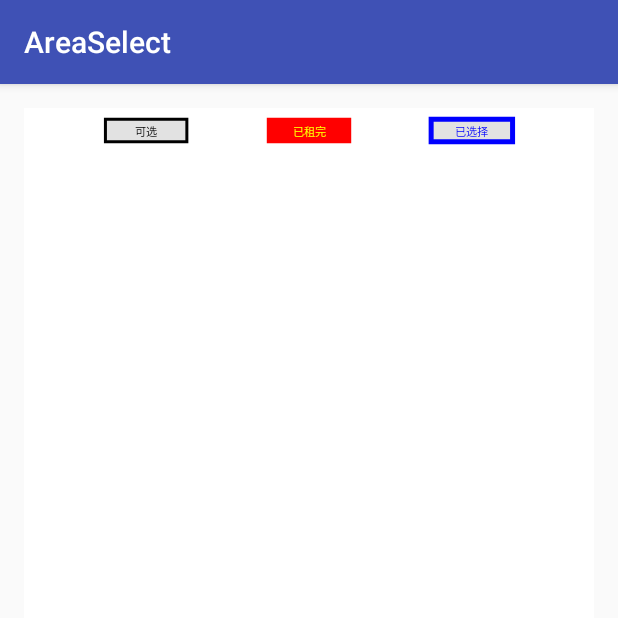
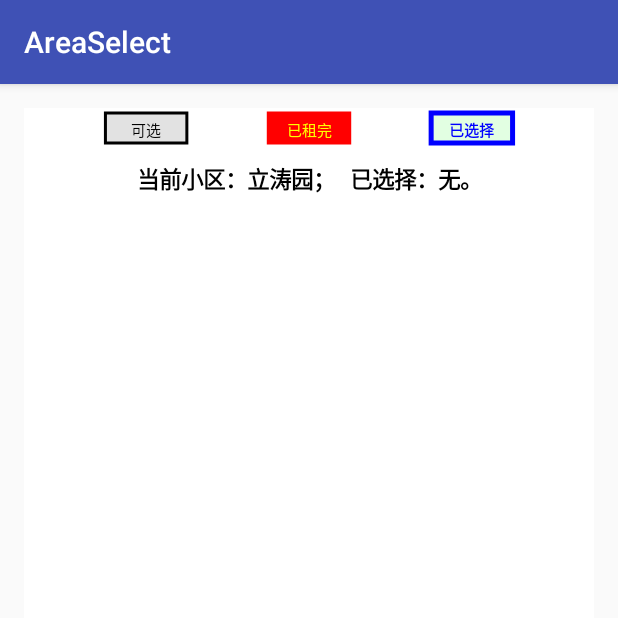
Before and after one commit to zhangle05/AreaSelect, an Android app: the screen it shows after launch (MainActivity), on a phone screen of 412 x 824 dp, the top half of it. Run offline under Robolectric (Android 15) with nearby library versions, the phone set to English and light mode, and no system bars.

Commit message:
Draw extra info on community graph.

```diff
--- a/AreaSelect/src/main/java/org/aiit/shapemodel/BuildingSiteShape.java
+++ b/AreaSelect/src/main/java/org/aiit/shapemodel/BuildingSiteShape.java
@@ -15,6 +15,8 @@ public class BuildingSiteShape extends AbstractShape {
     private Paint textPaint;
     private Paint boundPaint;
     private Typeface textFont;
+    private Typeface selectedTextFont;
+    private RectF drawRect;
 
     public BuildingSiteShape(String id) {
         super(id);
@@ -26,6 +28,7 @@ public class BuildingSiteShape extends AbstractShape {
         textPaint = new Paint();
         textPaint.setColor(Color.BLACK);
         textFont = Typeface.create("黑体", Typeface.NORMAL);
+        selectedTextFont = Typeface.create("黑体", Typeface.BOLD);
         textPaint.setTypeface(textFont);
     }
 
@@ -36,12 +39,11 @@ public class BuildingSiteShape extends AbstractShape {
 
     @Override
     public void draw(Canvas canvas, Matrix transform) {
-        RectF r = new RectF(super.bound);
+        drawRect = new RectF(super.bound);
         if (transform != null) {
-            transform.mapRect(r);
+            transform.mapRect(drawRect);
         }
         // draw bound
-        canvas.drawRect(r, defaultPaint);
         if (!this.available) {
             boundPaint.setColor(Color.RED);
             boundPaint.setStyle(Paint.Style.FILL_AND_STROKE);
@@ -50,19 +52,36 @@ public class BuildingSiteShape extends AbstractShape {
             boundPaint.setColor(Color.BLUE);
             boundPaint.setStrokeWidth(5);
             textPaint.setColor(Color.BLUE);
+            textPaint.setTypeface(selectedTextFont);
+            defaultPaint.setColor(Color.parseColor("#e2FFe2"));
         } else {
             boundPaint.setColor(Color.BLACK);
             boundPaint.setStrokeWidth(3);
             textPaint.setColor(Color.BLACK);
+            textPaint.setTypeface(textFont);
+            defaultPaint.setColor(Color.parseColor("#e2e2e2"));
         }
-        canvas.drawRect(r, boundPaint);
+        canvas.drawRect(drawRect, defaultPaint);
+        canvas.drawRect(drawRect, boundPaint);
 
         // draw name
-        float textSize = super.bound.height() / 2 * (r.width() / super.bound.width());
+        float textSize = super.bound.height() / 2 * (drawRect.width() / super.bound.width());
         textPaint.setTextSize(textSize);
         float txtWidth = textPaint.measureText(super.name);
-        float x = r.left + (r.width() - txtWidth) / 2;
-        float y = r.bottom - (r.height() - textSize) / 2;
+        float x = drawRect.left + (drawRect.width() - txtWidth) / 2;
+        float y = drawRect.bottom - (drawRect.height() - textSize) / 2;
         canvas.drawText(super.name, x, y, textPaint);
     }
+
+    @Override
+    public boolean onSingleTap(float x, float y) {
+        if (!this.available || !this.selectable || drawRect == null) {
+            return false;
+        }
+        if (drawRect.contains(x, y)) {
+            this.selected = !this.selected;
+            return true;
+        }
+        return false;
+    }
 }
--- a/AreaSelect/src/main/java/org/aiit/shapemodel/CommunityShape.java
+++ b/AreaSelect/src/main/java/org/aiit/shapemodel/CommunityShape.java
@@ -2,10 +2,12 @@ package org.aiit.shapemodel;
 
 import android.graphics.Bitmap;
 import android.graphics.Canvas;
+import android.graphics.Color;
 import android.graphics.Matrix;
 import android.graphics.Paint;
 import android.graphics.Rect;
 import android.graphics.RectF;
+import android.graphics.Typeface;
 import android.os.Handler;
 
 import org.json.JSONArray;
@@ -17,6 +19,7 @@ import java.util.List;
 import java.util.UUID;
 
 public class CommunityShape extends AbstractShape {
+    private Paint infoPaint;
     private Bitmap bgBitmap;
     private String bgImageUrl;
     private float bgScale = 0;
@@ -26,6 +29,10 @@ public class CommunityShape extends AbstractShape {
 
     public CommunityShape(String id) {
         super(id);
+        infoPaint = new Paint();
+        infoPaint.setColor(Color.BLACK);
+        Typeface infoFont = Typeface.create("黑体", Typeface.BOLD);
+        infoPaint.setTypeface(infoFont);
     }
 
     public String getBgImageUrl() {
@@ -108,8 +115,8 @@ public class CommunityShape extends AbstractShape {
         if (legendList == null) {
             legendList = new ArrayList<BuildingSiteShape>();
             float width = bound.width() / 7;
-            float height = bound.height() / 2;
-            float top = bound.top + bound.height() / 4;
+            float height = bound.height() / 1.5F;
+            float top = bound.top + 5;
 
             BuildingSiteShape available = new BuildingSiteShape(UUID.randomUUID().toString());
             available.setName("可选");
@@ -136,4 +143,45 @@ public class CommunityShape extends AbstractShape {
         }
     }
 
+    @Override
+    public void drawInfo(Canvas canvas, RectF bound) {
+        AbstractShape selected = this.getSelectedShape();
+        String info = "当前小区：" + name + "；   已选择：";
+        if (selected == null) {
+            info += "无。";
+        } else {
+            info += selected.name + "。";
+        }
+        float txtSize = bound.height() / 2;
+        infoPaint.setTextSize(txtSize);
+        float txtWidth = infoPaint.measureText(info);
+        float x = bound.left + (bound.width() - txtWidth) / 2;
+        float y = bound.bottom - (bound.height() - txtSize) / 2;
+
+        canvas.drawText(info, x, y, infoPaint);
+    }
+
+    @Override
+    public AbstractShape getSelectedShape() {
+        for (BuildingSiteShape s : buildingSiteShapeList) {
+            if (s.selected) {
+                return s;
+            }
+        }
+        return null;
+    }
+
+    @Override
+    public boolean onSingleTap(float x, float y) {
+        for (BuildingSiteShape s : buildingSiteShapeList) {
+            s.setSelected(false);
+        }
+        for (BuildingSiteShape s : buildingSiteShapeList) {
+            if (s.onSingleTap(x, y)) {
+                return true;
+            }
+        }
+        return false;
+    }
+
 }
--- a/AreaSelect/src/main/java/org/aiit/widgets/AreaSelectView.java
+++ b/AreaSelect/src/main/java/org/aiit/widgets/AreaSelectView.java
@@ -5,7 +5,6 @@ import android.animation.TypeEvaluator;
 import android.animation.ValueAnimator;
 import android.content.Context;
 import android.content.res.TypedArray;
-import android.graphics.Bitmap;
 import android.graphics.Canvas;
 import android.graphics.Color;
 import android.graphics.Matrix;
@@ -13,7 +12,6 @@ import android.graphics.Paint;
 import android.graphics.Point;
 import android.graphics.Rect;
 import android.graphics.RectF;
-import android.os.Handler;
 import android.util.AttributeSet;
 import android.util.Log;
 import android.view.GestureDetector;
@@ -26,20 +24,17 @@ import org.aiit.views.areaselect.R;
 
 import org.aiit.shapemodel.AbstractShape;
 
-import java.util.ArrayList;
-import java.util.Collections;
-
 public class AreaSelectView extends View {
     private final boolean DEBUG = false;
-
+    private AbstractShape rootShape;
+    private RectF headRect;
+    private RectF infoRect;
     Paint paint = new Paint();
-    private AbstractShape rootShape;
-
     Matrix matrix = new Matrix();
-
+    float xScale1 = 1;
+    float yScale1 = 1;
     int lastX;
     int lastY;
-
     /**
      * 整个画布的宽度
      */
@@ -49,17 +44,6 @@ public class AreaSelectView extends View {
      * 整个画布的高度
      */
     int canvasHeight;
-
-    /**
-     * 荧幕高度
-     */
-    float screenHeight;
-
-    /**
-     * 荧幕最小宽度
-     */
-    int defaultScreenWidth;
-
     /**
      * 标识是否正在缩放
      */
@@ -70,39 +54,21 @@ public class AreaSelectView extends View {
      * 是否是第一次缩放
      */
     boolean firstScale = true;
-
-    Paint headPaint;
-    Bitmap headBitmap;
-    RectF headRect;
-    int txt_color;
-
     boolean isOnClick;
-
     private int downX, downY;
     private boolean pointer;
-
     /**
-     * 顶部高度,可选,已选,已售区域的高度
+     * 顶部图例高度
      */
     float headHeight;
-    Paint pathPaint;
-    RectF rectF;
-
     /**
      * 头部下面横线的高度
      */
     int borderHeight = 1;
-    Paint redBorderPaint;
-
     /**
-     * 座位图片的宽度
+     * 信息区高度
      */
-    private int seatWidth;
-
-    /**
-     * 座位图片的高度
-     */
-    private int seatHeight;
+    float infoHeight;
 
     public AreaSelectView(Context context) {
         super(context);
@@ -115,7 +81,6 @@ public class AreaSelectView extends View {
 
     private void init(Context context,AttributeSet attrs){
         TypedArray typedArray = context.obtainStyledAttributes(attrs, R.styleable.AreaSelectView);
-        txt_color=typedArray.getColor(R.styleable.AreaSelectView_txt_color,Color.WHITE);
         typedArray.recycle();
     }
 
@@ -129,40 +94,11 @@ public class AreaSelectView extends View {
         super.onMeasure(widthMeasureSpec, heightMeasureSpec);
     }
 
-    float xScale1 = 1;
-    float yScale1 = 1;
-
     private void init() {
-        defaultScreenWidth = (int) dip2Px(80);
-
-        seatHeight= (int) (40*yScale1);
-        seatWidth= (int) (40*xScale1);
-
         paint.setColor(Color.RED);
-
-        screenHeight = dip2Px(20);
+        infoHeight = dip2Px(30);
         headHeight = dip2Px(30);
-
-        headPaint = new Paint();
-        headPaint.setStyle(Paint.Style.FILL);
-        headPaint.setTextSize(24);
-        headPaint.setColor(Color.WHITE);
-        headPaint.setAntiAlias(true);
-
-        pathPaint = new Paint(Paint.ANTI_ALIAS_FLAG);
-        pathPaint.setStyle(Paint.Style.FILL);
-        pathPaint.setColor(Color.parseColor("#e2e2e2"));
-
-        redBorderPaint = new Paint();
-        redBorderPaint.setAntiAlias(true);
-        redBorderPaint.setColor(Color.RED);
-        redBorderPaint.setStyle(Paint.Style.STROKE);
-        redBorderPaint.setStrokeWidth(getResources().getDisplayMetrics().density * 1);
-
-        rectF = new RectF();
-
-        matrix.postTranslate(0, headHeight + screenHeight + borderHeight);
-
+        matrix.postTranslate(0, headHeight + infoHeight + borderHeight);
     }
     @Override
     protected void onLayout(boolean changed, int l, int t, int r, int b) {
@@ -211,7 +147,11 @@ public class AreaSelectView extends View {
             if (headRect == null) {
                 headRect = new RectF(0, 0, canvas.getWidth(), headHeight);
             }
+            if (infoRect == null) {
+                infoRect = new RectF(0, headHeight + borderHeight, canvas.getWidth(), headHeight + borderHeight + infoHeight);
+            }
             rootShape.drawLegend(canvas, headRect);
+            rootShape.drawInfo(canvas, infoRect);
         }
         if (DEBUG) {
             long drawTime = System.currentTimeMillis() - startTime;
@@ -258,58 +198,13 @@ public class AreaSelectView extends View {
                 if ((downDX > 10 || downDY > 10) && !pointer) {
                     autoScroll();
                 }
-
                 break;
         }
         isOnClick = false;
         lastY = y;
         lastX = x;
-
         return true;
     }
-//
-//    Bitmap drawHeadInfo() {
-//        String txt = "已售";
-//        float txtY = getBaseLine(headPaint, 0, headHeight);
-//        int txtWidth = (int) headPaint.measureText(txt);
-//        float spacing = dip2Px(10);
-//        float spacing1 = dip2Px(5);
-//        float y = (headHeight - 40) / 2;
-//
-//        float width = 40 + spacing1 + txtWidth + spacing + 40 + txtWidth + spacing1 + spacing + 40 + spacing1 + txtWidth;
-//        Bitmap bitmap = Bitmap.createBitmap(getWidth(), (int) headHeight, Bitmap.Config.ARGB_8888);
-//
-//        Canvas canvas = new Canvas(bitmap);
-//
-//        //绘制背景
-//        canvas.drawRect(0, 0, getWidth(), headHeight, headPaint);
-//        headPaint.setColor(Color.BLACK);
-//
-//        float startX = (getWidth() - width) / 2;
-//        tempMatrix.setScale(xScale1,yScale1);
-//        tempMatrix.postTranslate(startX,(headHeight - seatHeight) / 2);
-////        canvas.drawBitmap(seatBitmap, tempMatrix, headPaint);
-//        canvas.drawText("可选", startX + seatWidth + spacing1, txtY, headPaint);
-//
-////        float soldSeatBitmapY = startX + seatBitmap.getWidth() + spacing1 + txtWidth + spacing;
-//        tempMatrix.setScale(xScale1,yScale1);
-////        tempMatrix.postTranslate(soldSeatBitmapY,(headHeight - seatHeight) / 2);
-////        canvas.drawBitmap(seatSoldBitmap, tempMatrix, headPaint);
-////        canvas.drawText("已租完", soldSeatBitmapY + seatWidth + spacing1, txtY, headPaint);
-//
-////        float checkedSeatBitmapX = soldSeatBitmapY + seatSoldBitmap.getWidth() + spacing1 + txtWidth + spacing;
-//        tempMatrix.setScale(xScale1,yScale1);
-////        tempMatrix.postTranslate(checkedSeatBitmapX,y);
-////        canvas.drawBitmap(checkedSeatBitmap, tempMatrix, headPaint);
-////        canvas.drawText("已选", checkedSeatBitmapX + spacing1 + seatWidth, txtY, headPaint);
-//
-//        //绘制分割线
-//        headPaint.setStrokeWidth(1);
-//        headPaint.setColor(Color.GRAY);
-//        canvas.drawLine(0, headHeight, getWidth(), headHeight, headPaint);
-//        return bitmap;
-//
-//    }
 
     Matrix tempMatrix = new Matrix();
 
@@ -365,7 +260,7 @@ public class AreaSelectView extends View {
 
         }
 
-        float startYPosition = screenHeight * scaleY + headHeight + borderHeight;
+        float startYPosition = infoHeight * scaleY + headHeight + borderHeight;
 
         //处理上下滑动
         if (currentSeatBitmapHeight+headHeight < getHeight()) {
@@ -411,18 +306,6 @@ public class AreaSelectView extends View {
         }
     }
 
-    Handler handler = new Handler();
-
-    ArrayList<Integer> selects = new ArrayList<>();
-
-    private int isHave(Integer seat) {
-        return Collections.binarySearch(selects, seat);
-    }
-
-    private void remove(int index) {
-        selects.remove(index);
-    }
-
     float[] m = new float[9];
 
     private float getTranslateX() {
@@ -447,12 +330,6 @@ public class AreaSelectView extends View {
 
     private float dip2Px(float value) {
         return getResources().getDisplayMetrics().density * value;
-    }
-
-    private float getBaseLine(Paint p, float top, float bottom) {
-        Paint.FontMetrics fontMetrics = p.getFontMetrics();
-        int baseline = (int) ((bottom + top - fontMetrics.bottom - fontMetrics.top) / 2);
-        return baseline;
     }
 
     private void moveAnimate(Point start, Point end) {
@@ -577,8 +454,14 @@ public class AreaSelectView extends View {
 
     GestureDetector gestureDetector = new GestureDetector(getContext(), new GestureDetector.SimpleOnGestureListener() {
         @Override
-        public boolean onSingleTapConfirmed(MotionEvent e) {
+        public boolean onSingleTapUp(MotionEvent e) {
             isOnClick = true;
+            float x = e.getX();
+            float y = e.getY();
+            if (rootShape != null) {
+                rootShape.onSingleTap(x, y);
+                invalidate();
+            }
             return super.onSingleTapConfirmed(e);
         }
     });
```
Also changed, not shown: AreaSelect/src/main/java/org/aiit/shapemodel/AbstractShape.java (+13 -0 lines).
